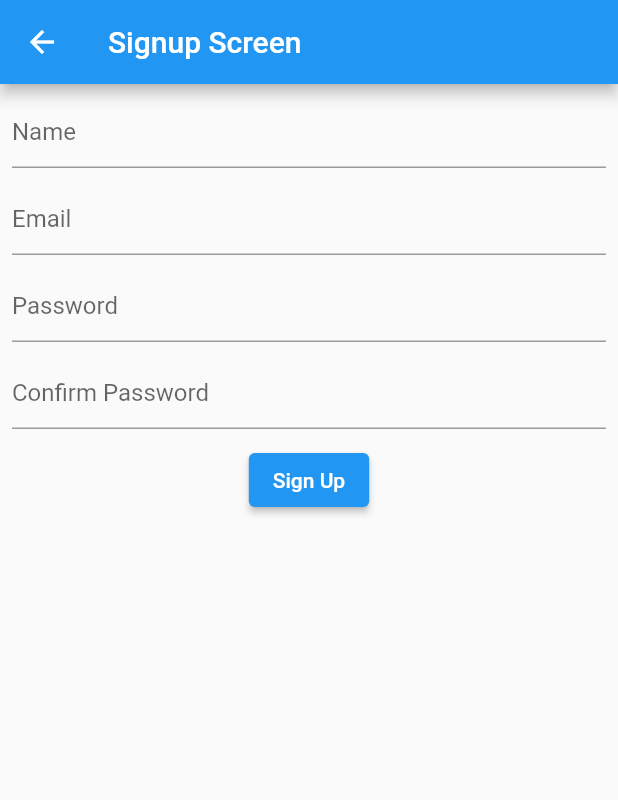
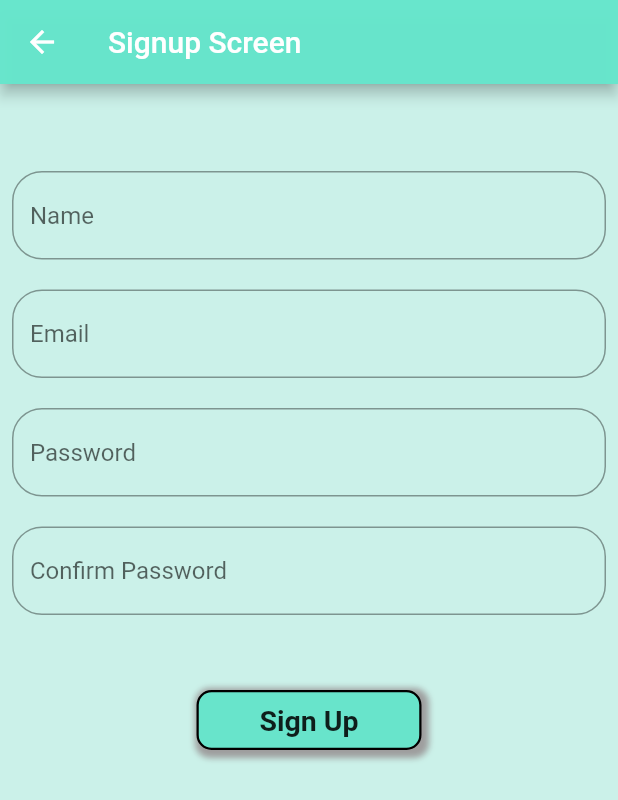
Before and after one commit to atifkhan77/TodoApp, a Flutter app: the SignupScreen screen opened directly, on a phone screen of 412 x 824 dp. Shown: the top 800 px of the screen. Run offline on Flutter 3.47's test engine with Material 2 defaults, Android fonts, the phone set to English and light mode, and no system bars; our stand-ins replace cloud_firestore, file_picker, firebase_auth, firebase_core, firebase_storage, fluttertoast and 1 more; missing offline and left inert: ndialog; accounts and stored records are empty.

Commit message:
updating UI and added CustomButton widget

```diff
--- a/lib/Screens/signup_screen.dart
+++ b/lib/Screens/signup_screen.dart
@@ -3,6 +3,7 @@ import 'package:fluttertoast/fluttertoast.dart';
 import 'package:firebase_auth/firebase_auth.dart';
 import 'package:ndialog/ndialog.dart';
 import 'package:todo_app/Screens/todo_screen.dart';
+import 'package:todo_app/Widgets/button.dart';
 import 'auth/firebaseAdd.dart';
 
 class SignupScreen extends StatefulWidget {
@@ -21,7 +22,9 @@ class _SignupScreenState extends State<SignupScreen> {
   @override
   Widget build(BuildContext context) {
     return Scaffold(
+      backgroundColor: const Color.fromRGBO(201, 240, 232, 0.973),
       appBar: AppBar(
+        backgroundColor: const Color.fromARGB(248, 102, 230, 204),
         title: const Text('Signup Screen'),
       ),
       body: Center(
@@ -29,36 +32,59 @@ class _SignupScreenState extends State<SignupScreen> {
           padding: const EdgeInsets.all(8.0),
           child: Column(
             children: [
+              const SizedBox(
+                height: 50,
+              ),
               TextField(
                 controller: fullNameController,
-                decoration: const InputDecoration(hintText: 'Name'),
+                decoration: InputDecoration(
+                  hintText: 'Name',
+                  border: OutlineInputBorder(
+                    borderRadius: BorderRadius.circular(20),
+                  ),
+                ),
               ),
               const SizedBox(
-                height: 10,
+                height: 20,
               ),
               TextField(
                 controller: emailController,
-                decoration:const InputDecoration(hintText: 'Email'),
+                decoration: InputDecoration(
+                  hintText: 'Email',
+                  border: OutlineInputBorder(
+                    borderRadius: BorderRadius.circular(20),
+                  ),
+                ),
               ),
               const SizedBox(
-                height: 10,
+                height: 20,
               ),
               TextField(
                 controller: passwordController,
                 obscureText: true,
-                decoration: const InputDecoration(hintText: 'Password'),
+                decoration: InputDecoration(
+                  hintText: 'Password',
+                  border: OutlineInputBorder(
+                    borderRadius: BorderRadius.circular(20),
+                  ),
+                ),
               ),
               const SizedBox(
-                height: 10,
+                height: 20,
               ),
               TextField(
                 controller: confirmController,
                 obscureText: true,
-                decoration: const InputDecoration(hintText: 'Confirm Password'),
+                decoration: InputDecoration(
+                  hintText: 'Confirm Password',
+                  border: OutlineInputBorder(
+                    borderRadius: BorderRadius.circular(20),
+                  ),
+                ),
               ),
-              const SizedBox(height: 10),
-              ElevatedButton(
-                onPressed: () async {
+              const SizedBox(height: 50),
+              InkWell(
+                onTap: () async {
                   var fullName = fullNameController.text.trim();
                   var email = emailController.text.trim();
                   var password = passwordController.text.trim();
@@ -128,7 +154,11 @@ class _SignupScreenState extends State<SignupScreen> {
                     Fluttertoast.showToast(msg: 'Something went wrong');
                   }
                 },
-                child: const Text('Sign Up'),
+                child: const CustomButton(
+                  height: 40,
+                  width: 150,
+                  text: "Sign Up",
+                ),
               ),
               const SizedBox(
                 height: 10,
```
